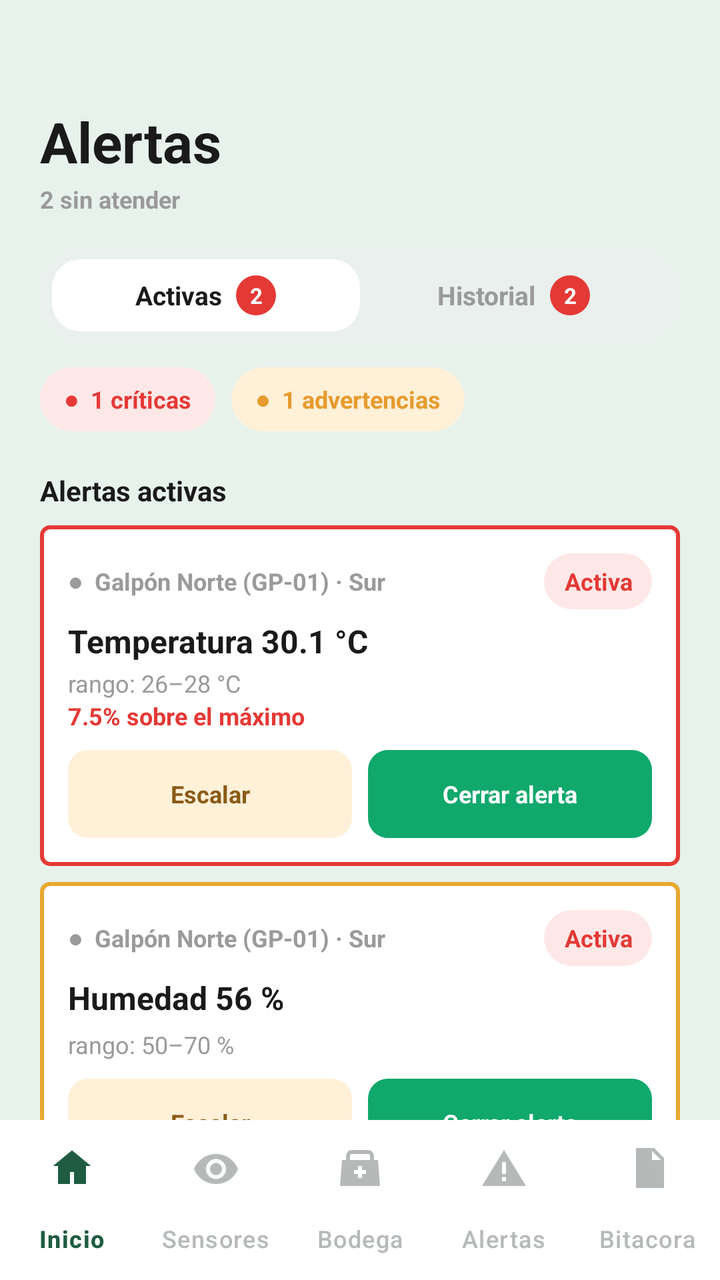
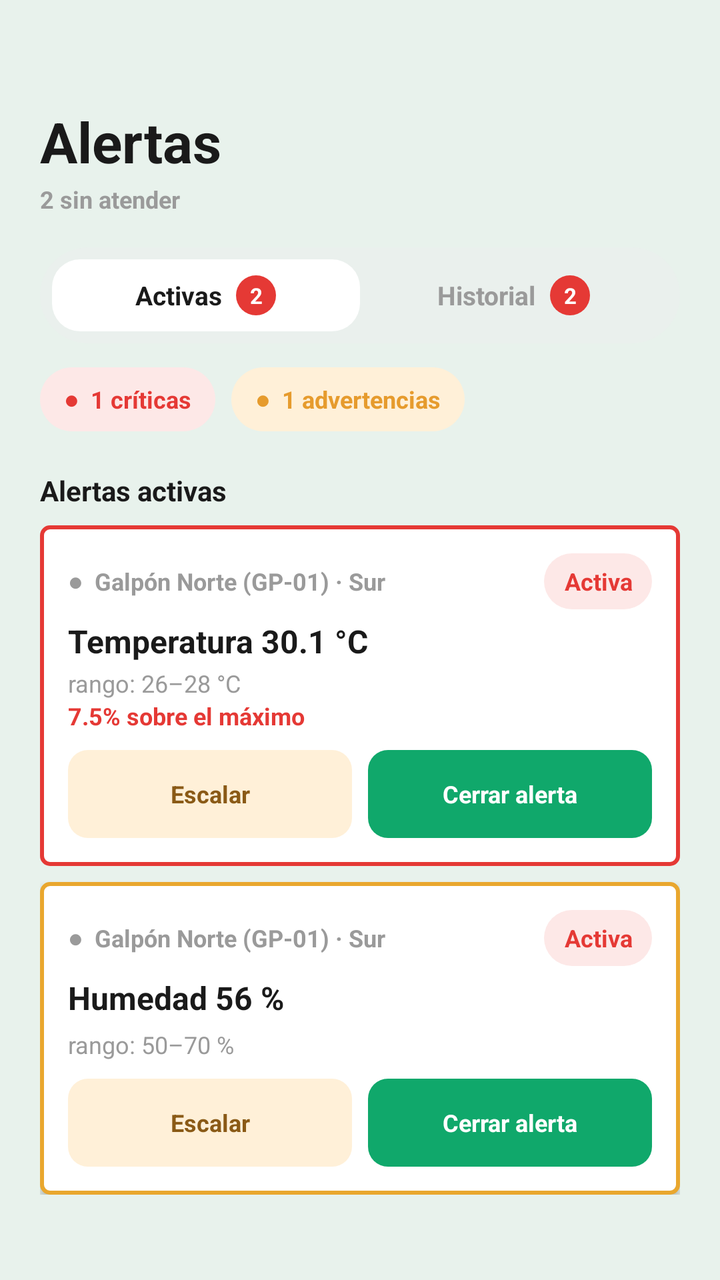

Two renders of the same Android screen: before a commit and after it. Below are the layout's source before the change and the commit's diff.
<!-- AndroidManifest.xml: application theme Theme.Avisensandroid -->
<!-- res/layout/po05_alertas_op.xml -->
<?xml version="1.0" encoding="utf-8"?>
<androidx.constraintlayout.widget.ConstraintLayout
    xmlns:android="http://schemas.android.com/apk/res/android"
    xmlns:app="http://schemas.android.com/apk/res-auto"
    xmlns:tools="http://schemas.android.com/tools"
    android:layout_width="match_parent"
    android:layout_height="match_parent"
    android:background="@color/bg_app">

    
    <androidx.core.widget.NestedScrollView
        android:id="@+id/scrollContent"
        android:layout_width="0dp"
        android:layout_height="0dp"
        android:clipToPadding="false"
        android:paddingBottom="16dp"
        app:layout_constraintTop_toTopOf="parent"
        app:layout_constraintStart_toStartOf="parent"
        app:layout_constraintEnd_toEndOf="parent"
        app:layout_constraintBottom_toTopOf="@id/bottomNav">

        <LinearLayout
            android:layout_width="match_parent"
            android:layout_height="wrap_content"
            android:orientation="vertical"
            android:paddingStart="20dp"
            android:paddingEnd="20dp"
            android:layout_marginTop="8dp"
            android:paddingTop="24dp"
            android:paddingBottom="20dp">

            
            
            

            <LinearLayout
                android:layout_width="match_parent"
                android:layout_height="wrap_content"
                android:orientation="vertical">

                <TextView
                    android:layout_width="wrap_content"
                    android:layout_height="wrap_content"
                    android:text="Alertas"
                    android:textColor="@color/text_primary"
                    android:textSize="28sp"
                    android:layout_marginTop="20dp"
                    android:textStyle="bold"/>

                <TextView
                    android:layout_width="wrap_content"
                    android:layout_height="wrap_content"
                    android:layout_marginTop="2dp"
                    android:text="2 sin atender"
                    android:textColor="@color/text_secondary"
                    android:textSize="12sp"
                    android:textStyle="bold"/>

            </LinearLayout>


            
            
            

            <LinearLayout
                android:layout_width="match_parent"
                android:layout_height="48dp"
                android:layout_marginTop="16dp"
                android:background="@drawable/bg_tabs"
                android:orientation="horizontal"
                android:padding="6dp">

                

                <LinearLayout
                    android:id="@+id/tabActivas"
                    android:layout_width="0dp"
                    android:layout_height="match_parent"
                    android:layout_weight="1"
                    android:background="@drawable/bg_tab_selected"
                    android:gravity="center"
                    android:orientation="horizontal">

                    <TextView
                        android:layout_width="wrap_content"
                        android:layout_height="wrap_content"
                        android:text="Activas"
                        android:textColor="@color/text_primary"
                        android:textSize="13sp"
                        android:textStyle="bold"/>

                    <TextView
                        android:layout_width="20dp"
                        android:layout_height="20dp"
                        android:layout_marginStart="7dp"
                        android:background="@drawable/bg_badge_alert_count"
                        android:gravity="center"
                        android:text="2"
                        android:textColor="@color/white"
                        android:textSize="11sp"
                        android:textStyle="bold"/>

                </LinearLayout>


                

                <LinearLayout
                    android:id="@+id/tabHistorial"
                    android:layout_width="0dp"
                    android:layout_height="match_parent"
                    android:layout_weight="1"
                    android:gravity="center"
                    android:orientation="horizontal">

                    <TextView
                        android:layout_width="wrap_content"
                        android:layout_height="wrap_content"
                        android:text="Historial"
                        android:textColor="@color/text_secondary"
                        android:textSize="13sp"
                        android:textStyle="bold"/>

                    <TextView
                        android:layout_width="20dp"
                        android:layout_height="20dp"
                        android:layout_marginStart="7dp"
                        android:background="@drawable/bg_badge_alert_count"
                        android:gravity="center"
                        android:text="2"
                        android:textColor="@color/white"
                        android:textSize="11sp"
                        android:textStyle="bold"/>

                </LinearLayout>

            </LinearLayout>


            
            
            

            <LinearLayout
                android:layout_width="match_parent"
                android:layout_height="wrap_content"
                android:layout_marginTop="12dp"
                android:orientation="horizontal">

                <TextView
                    android:layout_width="wrap_content"
                    android:layout_height="32dp"
                    android:background="@drawable/bg_critical"
                    android:gravity="center_vertical"
                    android:paddingStart="12dp"
                    android:paddingEnd="12dp"
                    android:text="●  1 críticas"
                    android:textColor="@color/red_alert"
                    android:textSize="12sp"
                    android:textStyle="bold"/>

                <TextView
                    android:layout_width="wrap_content"
                    android:layout_height="32dp"
                    android:layout_marginStart="8dp"
                    android:background="@drawable/bg_warning"
                    android:gravity="center_vertical"
                    android:paddingStart="12dp"
                    android:paddingEnd="12dp"
                    android:text="●  1 advertencias"
                    android:textColor="@color/orange_alert"
                    android:textSize="12sp"
                    android:textStyle="bold"/>

            </LinearLayout>


            
            
            

            <TextView
                android:layout_width="wrap_content"
                android:layout_height="wrap_content"
                android:layout_marginTop="20dp"
                android:text="Alertas activas"
                android:textColor="@color/text_primary"
                android:textSize="14sp"
                android:textStyle="bold"/>


            
            
            

            <LinearLayout
                android:layout_width="match_parent"
                android:layout_height="wrap_content"
                android:layout_marginTop="8dp"
                android:background="@drawable/bg_alert_card_critical"
                android:elevation="2dp"
                android:orientation="vertical"
                android:padding="14dp">

                

                <LinearLayout
                    android:layout_width="match_parent"
                    android:layout_height="wrap_content"
                    android:gravity="center_vertical"
                    android:orientation="horizontal">

                    <TextView
                        android:layout_width="0dp"
                        android:layout_height="wrap_content"
                        android:layout_weight="1"
                        android:text="●  Galpón Norte (GP-01) · Sur"
                        android:textColor="@color/text_secondary"
                        android:textSize="12sp"
                        android:textStyle="bold"/>

                    <TextView
                        android:layout_width="wrap_content"
                        android:layout_height="28dp"
                        android:background="@drawable/bg_status_active"
                        android:gravity="center"
                        android:paddingStart="10dp"
                        android:paddingEnd="10dp"
                        android:text="Activa"
                        android:textColor="@color/red_alert"
                        android:textSize="12sp"
                        android:textStyle="bold"/>

                </LinearLayout>


                <TextView
                    android:layout_width="wrap_content"
                    android:layout_height="wrap_content"
                    android:layout_marginTop="5dp"
                    android:text="Temperatura 30.1 °C"
                    android:textColor="@color/text_primary"
                    android:textSize="16sp"
                    android:textStyle="bold"/>

                <TextView
                    android:layout_width="wrap_content"
                    android:layout_height="wrap_content"
                    android:layout_marginTop="2dp"
                    android:text="rango: 26–28 °C"
                    android:textColor="@color/text_secondary"
                    android:textSize="12sp"/>

                <TextView
                    android:layout_width="wrap_content"
                    android:layout_height="wrap_content"
                    android:text="7.5% sobre el máximo"
                    android:textColor="@color/red_alert"
                    android:textSize="12sp"
                    android:textStyle="bold"/>


                

                <LinearLayout
                    android:layout_width="match_parent"
                    android:layout_height="44dp"
                    android:layout_marginTop="9dp"
                    android:orientation="horizontal">

                    <TextView
                        android:id="@+id/btnEscalar1"
                        android:layout_width="0dp"
                        android:layout_height="match_parent"
                        android:layout_weight="1"
                        android:background="@drawable/bg_button_escalar"
                        android:gravity="center"
                        android:text="Escalar"
                        android:textColor="@color/brown_button"
                        android:textSize="12sp"
                        android:textStyle="bold"/>

                    <View
                        android:layout_width="8dp"
                        android:layout_height="1dp"/>

                    <TextView
                        android:id="@+id/btnCerrar1"
                        android:layout_width="0dp"
                        android:layout_height="match_parent"
                        android:layout_weight="1"
                        android:background="@drawable/bg_button_close"
                        android:gravity="center"
                        android:text="Cerrar alerta"
                        android:textColor="@color/white"
                        android:textSize="12sp"
                        android:textStyle="bold"/>

                </LinearLayout>

            </LinearLayout>

            
            
            

            <LinearLayout
                android:layout_width="match_parent"
                android:layout_height="wrap_content"
                android:layout_marginTop="8dp"
                android:background="@drawable/bg_alert_card_warning"
                android:elevation="2dp"
                android:orientation="vertical"
                android:padding="14dp">

                <LinearLayout
                    android:layout_width="match_parent"
                    android:layout_height="wrap_content"
                    android:gravity="center_vertical"
                    android:orientation="horizontal">

                    <TextView
                        android:layout_width="0dp"
                        android:layout_height="wrap_content"
                        android:layout_weight="1"
                        android:text="●  Galpón Norte (GP-01) · Sur"
                        android:textColor="@color/text_secondary"
                        android:textSize="12sp"
                        android:textStyle="bold"/>

                    <TextView
                        android:layout_width="wrap_content"
                        android:layout_height="28dp"
                        android:background="@drawable/bg_status_active"
                        android:gravity="center"
                        android:paddingStart="10dp"
                        android:paddingEnd="10dp"
                        android:text="Activa"
                        android:textColor="@color/red_alert"
                        android:textSize="12sp"
                        android:textStyle="bold"/>

                </LinearLayout>

                <TextView
                    android:layout_width="wrap_content"
                    android:layout_height="26dp"
                    android:layout_marginTop="5dp"
                    android:text="Humedad 56 %"
                    android:textColor="@color/text_primary"
                    android:textSize="16sp"
                    android:textStyle="bold" />

                <TextView
                    android:layout_width="wrap_content"
                    android:layout_height="wrap_content"
                    android:text="rango: 50–70 %"
                    android:textColor="@color/text_secondary"
                    android:textSize="12sp"/>

                <LinearLayout
                    android:layout_width="match_parent"
                    android:layout_height="44dp"
                    android:layout_marginTop="9dp"
                    android:orientation="horizontal">

                    <TextView
                        android:id="@+id/btnEscalar2"
                        android:layout_width="0dp"
                        android:layout_height="match_parent"
                        android:layout_weight="1"
                        android:background="@drawable/bg_button_escalar"
                        android:gravity="center"
                        android:text="Escalar"
                        android:textColor="@color/brown_button"
                        android:textSize="12sp"
                        android:textStyle="bold"/>

                    <View
                        android:layout_width="8dp"
                        android:layout_height="1dp"/>

                    <TextView
                        android:id="@+id/btnCerrar2"
                        android:layout_width="0dp"
                        android:layout_height="match_parent"
                        android:layout_weight="1"
                        android:background="@drawable/bg_button_close"
                        android:gravity="center"
                        android:text="Cerrar alerta"
                        android:textColor="@color/white"
                        android:textSize="12sp"
                        android:textStyle="bold"/>

                </LinearLayout>

            </LinearLayout>

        </LinearLayout>

    </androidx.core.widget.NestedScrollView>

    <com.google.android.material.bottomnavigation.BottomNavigationView
        android:id="@+id/bottomNav"
        android:layout_width="match_parent"
        android:layout_height="wrap_content"
        android:background="@color/white"
        app:itemIconTint="@color/nav_item_color"
        app:itemTextColor="@color/nav_item_color"
        app:itemRippleColor="@android:color/transparent"
        app:labelVisibilityMode="labeled"
        app:menu="@menu/bottom_nav_menu"
        app:layout_constraintBottom_toBottomOf="parent"
        app:layout_constraintStart_toStartOf="parent"
        app:layout_constraintEnd_toEndOf="parent"/>

</androidx.constraintlayout.widget.ConstraintLayout>
<!-- resources referenced by this layout -->
<resources>
  <color name="bg_app">#E8F2EC</color>
  <color name="brown_button">#8A5A16</color>
  <color name="orange_alert">#E69B2D</color>
  <color name="red_alert">#E53935</color>
  <color name="text_primary">#1A1A1A</color>
  <color name="text_secondary">#9A9A9A</color>
  <color name="white">#FFFFFF</color>
  <!-- drawable bg_alert_card_critical (drawable) -->
  <shape xmlns:android="http://schemas.android.com/apk/res/android">
  
      <solid android:color="#FFFFFF"/>
  
      <stroke
          android:width="2dp"
          android:color="#E53935"/>
  
      <corners android:radius="4dp"/>
  
  </shape>
  <!-- drawable bg_alert_card_warning (drawable) -->
  <shape xmlns:android="http://schemas.android.com/apk/res/android">
  
      <solid android:color="#FFFFFF"/>
  
      <stroke
          android:width="2dp"
          android:color="#E9A72E"/>
  
      <corners android:radius="4dp"/>
  
  </shape>
  <!-- drawable bg_badge_alert_count (drawable) -->
  <?xml version="1.0" encoding="utf-8"?>
  <shape xmlns:android="http://schemas.android.com/apk/res/android"
      android:shape="oval">
  
      <solid android:color="#E53935"/>
  
  </shape>
  <!-- drawable bg_button_close (drawable) -->
  <shape xmlns:android="http://schemas.android.com/apk/res/android">
      <solid android:color="#10A86B"/>
      <corners android:radius="10dp"/>
  </shape>
  <!-- drawable bg_button_escalar (drawable) -->
  <shape xmlns:android="http://schemas.android.com/apk/res/android">
      <solid android:color="#FFF0D8"/>
      <corners android:radius="10dp"/>
  </shape>
  <!-- drawable bg_critical (drawable) -->
  <shape xmlns:android="http://schemas.android.com/apk/res/android">
      <solid android:color="#FDE8E7"/>
      <corners android:radius="20dp"/>
  </shape>
  <!-- drawable bg_status_active (drawable) -->
  <shape xmlns:android="http://schemas.android.com/apk/res/android">
      <solid android:color="#FDE8E7"/>
      <corners android:radius="20dp"/>
  </shape>
  <!-- drawable bg_tab_selected (drawable) -->
  <?xml version="1.0" encoding="utf-8"?>
  <shape xmlns:android="http://schemas.android.com/apk/res/android">
      <corners android:radius="14dp"/>
      <solid android:color="@color/tab_selected_bg"/>
  </shape>
  <!-- drawable bg_tabs (drawable) -->
  <shape xmlns:android="http://schemas.android.com/apk/res/android">
      <solid android:color="#EAF0ED"/>
      <corners android:radius="28dp"/>
  </shape>
  <!-- drawable bg_warning (drawable) -->
  <shape xmlns:android="http://schemas.android.com/apk/res/android">
      <solid android:color="#FFF0D8"/>
      <corners android:radius="20dp"/>
  </shape>
  <style name="Theme.Avisensandroid" parent="Base.Theme.Avisensandroid" />
  <color name="tab_selected_bg">#FFFFFF</color>
  <style name="Base.Theme.Avisensandroid" parent="Theme.Material3.DayNight.NoActionBar">
          
          
      </style>
</resources>

<!-- the commit's change to res/layout/po05_alertas_op.xml (unified diff, before → after) -->
@@ -17,7 +17,7 @@
         app:layout_constraintTop_toTopOf="parent"
         app:layout_constraintStart_toStartOf="parent"
         app:layout_constraintEnd_toEndOf="parent"
-        app:layout_constraintBottom_toTopOf="@id/bottomNav">
+        app:layout_constraintBottom_toBottomOf="parent">
 
         <LinearLayout
             android:layout_width="match_parent"
@@ -400,19 +400,4 @@
         </LinearLayout>
 
     </androidx.core.widget.NestedScrollView>
-
-    <com.google.android.material.bottomnavigation.BottomNavigationView
-        android:id="@+id/bottomNav"
-        android:layout_width="match_parent"
-        android:layout_height="wrap_content"
-        android:background="@color/white"
-        app:itemIconTint="@color/nav_item_color"
-        app:itemTextColor="@color/nav_item_color"
-        app:itemRippleColor="@android:color/transparent"
-        app:labelVisibilityMode="labeled"
-        app:menu="@menu/bottom_nav_menu"
-        app:layout_constraintBottom_toBottomOf="parent"
-        app:layout_constraintStart_toStartOf="parent"
-        app:layout_constraintEnd_toEndOf="parent"/>
-
 </androidx.constraintlayout.widget.ConstraintLayout>
